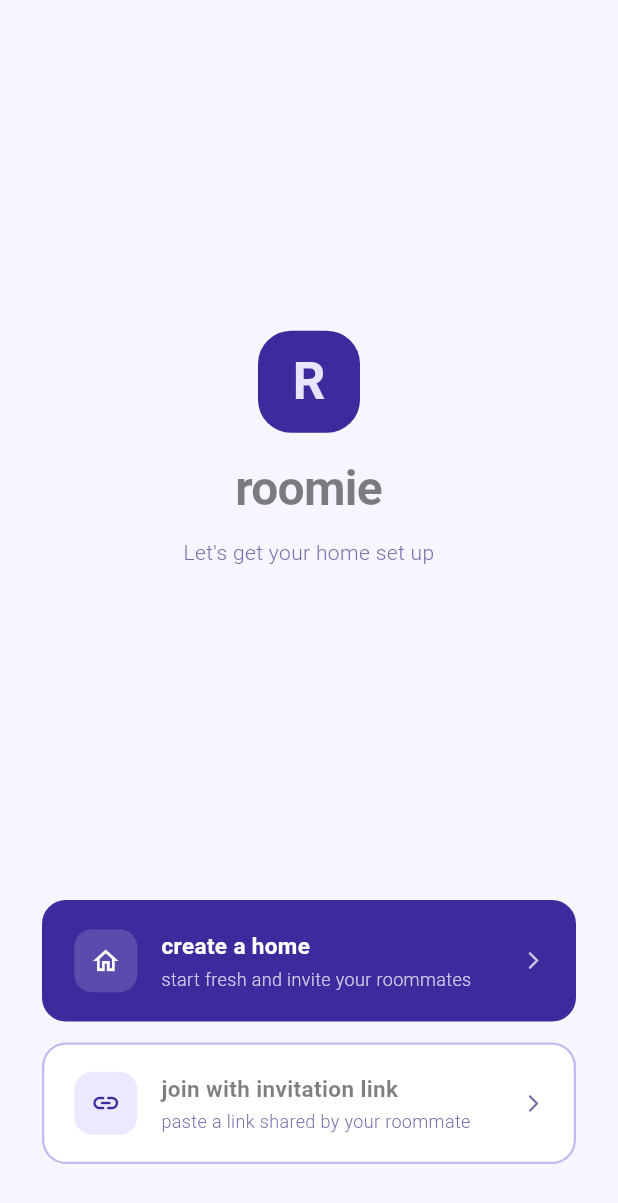
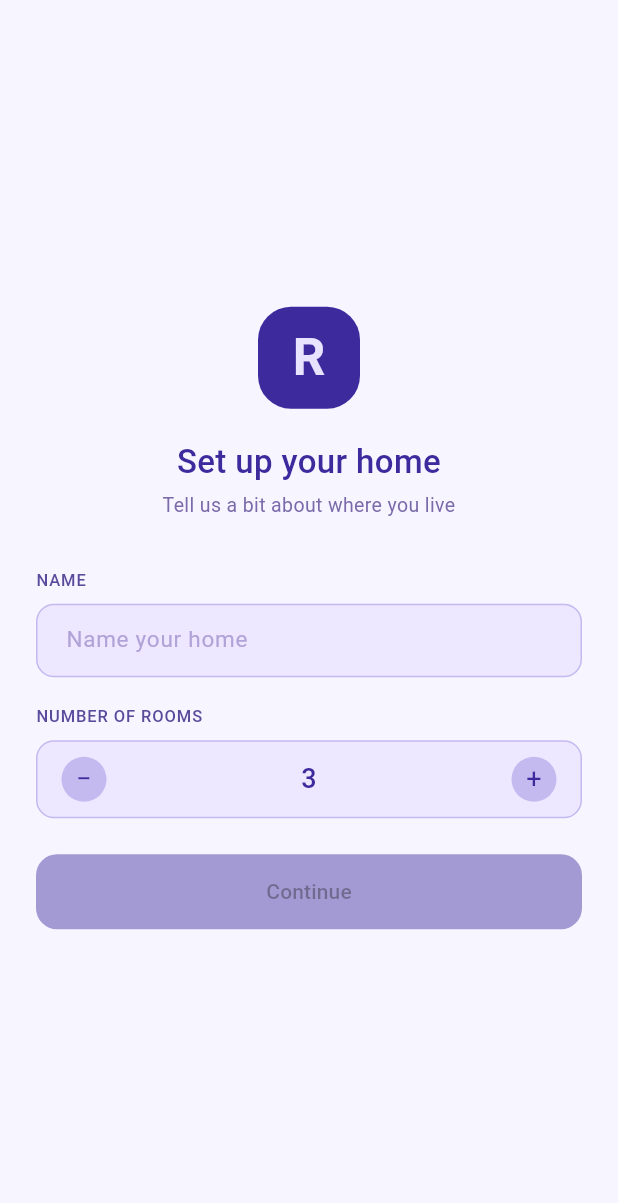
Before and after one commit to 5aurab/Roomie, a Flutter app: the WelcomeScreen screen opened directly, after a tap on "create a home", on a phone screen of 412 x 824 dp. Shown: the top 1203 px of the screen. Run offline on Flutter 3.47's test engine with Material 3 defaults, Android fonts, the phone set to English and light mode, and no system bars; our stand-ins replace flutter_secure_storage, google_sign_in; accounts and stored records are empty.

Commit message:
Create home

```diff
--- a/frontend/roomie/lib/screens/create_home.dart
+++ b/frontend/roomie/lib/screens/create_home.dart
@@ -0,0 +1,221 @@
+import 'package:flutter/material.dart';
+import '../themes/colors.dart';
+import '../widgets/logo_mark.dart';
+import '../widgets/field_labels.dart';
+import '../widgets/primary_button.dart';
+
+class CreateHomeScreen extends StatefulWidget {
+  const CreateHomeScreen({super.key});
+
+  @override
+  State<CreateHomeScreen> createState() => _CreateHomeScreenState();
+}
+
+class _CreateHomeScreenState extends State<CreateHomeScreen> {
+  final _nameController = TextEditingController();
+  int _roomCount = 3;
+
+  bool get _isValid => _nameController.text.trim().isNotEmpty;
+
+  void _increment() => setState(() => _roomCount++);
+  void _decrement() => setState(() {
+        if (_roomCount > 1) _roomCount--;
+      });
+
+  @override
+  void dispose() {
+    _nameController.dispose();
+    super.dispose();
+  }
+
+  @override
+  Widget build(BuildContext context) {
+    return Scaffold(
+      backgroundColor: RColors.bg,
+      body: SafeArea(
+        child: Center(
+          child: SingleChildScrollView(
+            padding: const EdgeInsets.symmetric(horizontal: 24, vertical: 32),
+            child: Column(
+              crossAxisAlignment: CrossAxisAlignment.stretch,
+              children: [
+                const Center(child: Logo()),
+                const SizedBox(height: 20),
+                const Text(
+                  'Set up your home',
+                  textAlign: TextAlign.center,
+                  style: TextStyle(
+                    fontSize: 22,
+                    fontWeight: FontWeight.w500,
+                    color: RColors.primary,
+                  ),
+                ),
+                const SizedBox(height: 4),
+                const Text(
+                  'Tell us a bit about where you live',
+                  textAlign: TextAlign.center,
+                  style: TextStyle(
+                    fontSize: 13,
+                    color: RColors.primaryMid,
+                  ),
+                ),
+                const SizedBox(height: 32),
+                const FieldLabel('Name'),
+                const SizedBox(height: 8),
+                _RoomieTextField(
+                  controller: _nameController,
+                  placeholder: 'Name your home',
+                  onChanged: (_) => setState(() {}),
+                ),
+                const SizedBox(height: 18),
+                const FieldLabel('Number of rooms'),
+                const SizedBox(height: 8),
+                _RoomCounter(
+                  count: _roomCount,
+                  onDecrement: _decrement,
+                  onIncrement: _increment,
+                ),
+                const SizedBox(height: 24),
+                PrimaryButton(
+                  label: 'Continue',
+                  onPressed: _isValid ? _onContinue : null,
+                ),
+              ],
+            ),
+          ),
+        ),
+      ),
+    );
+  }
+
+  void _onContinue() {
+    // todo: navigate to next screen
+  }
+}
+
+// ---------------------------------------------------------------------------
+// Text input styled to match the Roomie design system
+// ---------------------------------------------------------------------------
+class _RoomieTextField extends StatelessWidget {
+  const _RoomieTextField({
+    required this.controller,
+    required this.placeholder,
+    this.onChanged,
+  });
+
+  final TextEditingController controller;
+  final String placeholder;
+  final ValueChanged<String>? onChanged;
+
+  @override
+  Widget build(BuildContext context) {
+    return TextField(
+      controller: controller,
+      onChanged: onChanged,
+      style: const TextStyle(
+        fontSize: 15,
+        color: RColors.primary,
+      ),
+      decoration: InputDecoration(
+        hintText: placeholder,
+        hintStyle: const TextStyle(
+          fontSize: 15,
+          color: RColors.hint,
+        ),
+        filled: true,
+        fillColor: RColors.primaryLight,
+        contentPadding:
+            const EdgeInsets.symmetric(horizontal: 16, vertical: 13),
+        border: OutlineInputBorder(
+          borderRadius: BorderRadius.circular(12),
+          borderSide: const BorderSide(color: RColors.border),
+        ),
+        enabledBorder: OutlineInputBorder(
+          borderRadius: BorderRadius.circular(12),
+          borderSide: const BorderSide(color: RColors.border),
+        ),
+        focusedBorder: OutlineInputBorder(
+          borderRadius: BorderRadius.circular(12),
+          borderSide: const BorderSide(color: RColors.primary, width: 1.5),
+        ),
+      ),
+    );
+  }
+}
+
+// ---------------------------------------------------------------------------
+// Room counter:  −  3  +
+// ---------------------------------------------------------------------------
+class _RoomCounter extends StatelessWidget {
+  const _RoomCounter({
+    required this.count,
+    required this.onDecrement,
+    required this.onIncrement,
+  });
+
+  final int count;
+  final VoidCallback onDecrement;
+  final VoidCallback onIncrement;
+
+  @override
+  Widget build(BuildContext context) {
+    return Container(
+      padding: const EdgeInsets.symmetric(horizontal: 16, vertical: 10),
+      decoration: BoxDecoration(
+        color: RColors.primaryLight,
+        borderRadius: BorderRadius.circular(12),
+        border: Border.all(color: RColors.border),
+      ),
+      child: Row(
+        children: [
+          _CounterButton(icon: '−', onTap: onDecrement),
+          Expanded(
+            child: Center(
+              child: Text(
+                '$count',
+                style: const TextStyle(
+                  fontSize: 18,
+                  fontWeight: FontWeight.w500,
+                  color: RColors.primary,
+                ),
+              ),
+            ),
+          ),
+          _CounterButton(icon: '+', onTap: onIncrement),
+        ],
+      ),
+    );
+  }
+}
+
+class _CounterButton extends StatelessWidget {
+  const _CounterButton({required this.icon, required this.onTap});
+
+  final String icon;
+  final VoidCallback onTap;
+
+  @override
+  Widget build(BuildContext context) {
+    return GestureDetector(
+      onTap: onTap,
+      child: Container(
+        width: 30,
+        height: 30,
+        decoration: const BoxDecoration(
+          color: RColors.border,
+          shape: BoxShape.circle,
+        ),
+        child: Center(
+          child: Text(
+            icon,
+            style: const TextStyle(
+              fontSize: 18,
+              color: RColors.primary,
+              height: 1,
+            ),
+          ),
+        ),
+      ),
+    );
+  }
+}
--- a/frontend/roomie/lib/screens/welcome.dart
+++ b/frontend/roomie/lib/screens/welcome.dart
@@ -1,6 +1,7 @@
 import 'package:flutter/material.dart';
 import '../themes/colors.dart';
 import '../widgets/logo_mark.dart';
+import 'create_home.dart';
 
 class WelcomeScreen extends StatelessWidget {
   const WelcomeScreen({super.key});
@@ -47,7 +48,10 @@ class WelcomeScreen extends StatelessWidget {
                 sublabel: 'start fresh and invite your roommates',
                 filled: true,
                 onTap: () {
-                  // todo: navigate to CreateHomeScreen
+                  Navigator.push(
+                    context,
+                    MaterialPageRoute(builder: (_) => CreateHomeScreen()),
+                  );
                 },
               ),
               const SizedBox(height: 14),
@@ -92,7 +96,6 @@ class WelcomeScreen extends StatelessWidget {
             mainAxisSize: MainAxisSize.min,
             crossAxisAlignment: CrossAxisAlignment.start,
             children: [
-
               Center(
                 child: Container(
                   width: 36,
@@ -128,12 +131,10 @@ class WelcomeScreen extends StatelessWidget {
               TextField(
                 controller: controller,
                 autofocus: true,
-                style: const TextStyle(
-                    fontSize: 13, color: RColors.text),
+                style: const TextStyle(fontSize: 13, color: RColors.text),
                 decoration: InputDecoration(
                   hintText: 'roomie.app/join/xxxxxx',
-                  hintStyle: const TextStyle(
-                      fontSize: 13, color: RColors.hint),
+                  hintStyle: const TextStyle(fontSize: 13, color: RColors.hint),
                   filled: true,
                   fillColor: Colors.white,
                   prefixIcon: const Icon(
@@ -142,16 +143,22 @@ class WelcomeScreen extends StatelessWidget {
                     color: RColors.primaryMid,
                   ),
                   contentPadding: const EdgeInsets.symmetric(
-                      horizontal: 14, vertical: 13),
+                    horizontal: 14,
+                    vertical: 13,
+                  ),
                   enabledBorder: OutlineInputBorder(
                     borderRadius: BorderRadius.circular(12),
                     borderSide: const BorderSide(
-                        color: RColors.border, width: 1),
+                      color: RColors.border,
+                      width: 1,
+                    ),
                   ),
                   focusedBorder: OutlineInputBorder(
                     borderRadius: BorderRadius.circular(12),
                     borderSide: const BorderSide(
-                        color: RColors.primary, width: 1.5),
+                      color: RColors.primary,
+                      width: 1.5,
+                    ),
                   ),
                 ),
               ),
@@ -175,10 +182,7 @@ class WelcomeScreen extends StatelessWidget {
                   ),
                   child: const Text(
                     'join home →',
-                    style: TextStyle(
-                      fontSize: 14,
-                      fontWeight: FontWeight.w500,
-                    ),
+                    style: TextStyle(fontSize: 14, fontWeight: FontWeight.w500),
                   ),
                 ),
               ),
@@ -189,7 +193,6 @@ class WelcomeScreen extends StatelessWidget {
     );
   }
 }
-
 
 class _SetupButton extends StatelessWidget {
   final IconData icon;
--- a/frontend/roomie/lib/themes/colors.dart
+++ b/frontend/roomie/lib/themes/colors.dart
@@ -16,4 +16,7 @@
   static const Color errorText = Color(0xFFA32D2D);
   static const Color navBarContainer = Color(0x14000000);
   static const Color navBarIconUnselected = Color(0x80000000);
+  static const Color inputBackground = Color(0xFFEDE8FF);
+static const Color inputBorder     = Color(0xFFC4BAF0);
+static const Color inputPlaceholder = Color(0xFFB0A3D8);
 }
```
Also changed, not shown: frontend/roomie/lib/main.dart (+9 -7 lines), frontend/roomie/lib/widgets/dob_calendar_panel.dart (deleted, +0 -392 lines), frontend/roomie/lib/widgets/dob_picker.dart (+0 -12 lines), frontend/roomie/pubspec.lock.
